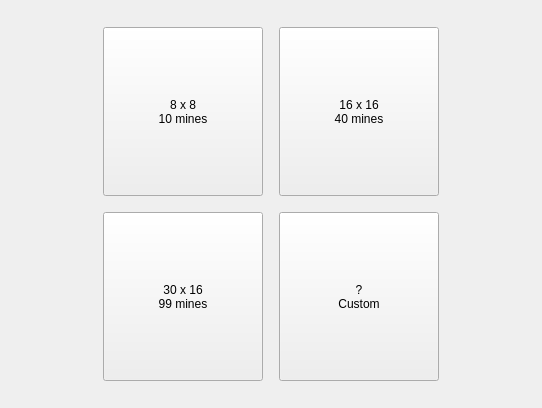
RalphExp/Qt5Game, file MineSweep/mainwindow.ui: the form before one commit.
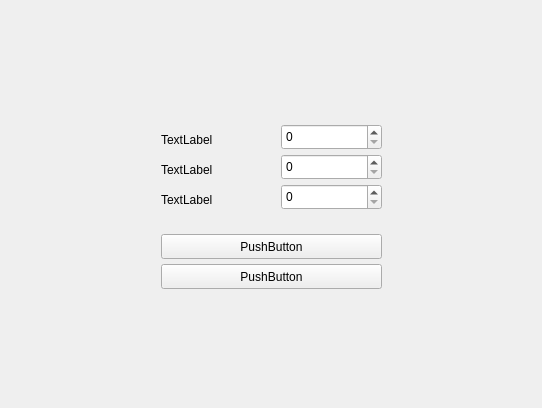
The form after the commit. Custom widgets are drawn as their Qt base class.

What changed in the file:
```diff
--- a/MineSweep/mainwindow.ui
+++ b/MineSweep/mainwindow.ui
@@ -14,11 +14,17 @@
    <string>MainWindow</string>
   </property>
   <widget class="QWidget" name="centralwidget">
-   <layout class="QHBoxLayout" name="horizontalLayout_2">
-    <item>
+   <layout class="QGridLayout" name="gridLayout_2">
+    <item row="0" column="0">
      <widget class="QStackedWidget" name="stackedWidget">
+      <property name="sizePolicy">
+       <sizepolicy hsizetype="Fixed" vsizetype="Preferred">
+        <horstretch>0</horstretch>
+        <verstretch>0</verstretch>
+       </sizepolicy>
+      </property>
       <property name="currentIndex">
-       <number>0</number>
+       <number>2</number>
       </property>
       <widget class="QWidget" name="page">
        <property name="sizePolicy">
@@ -258,6 +264,127 @@
         </item>
        </layout>
       </widget>
+      <widget class="QWidget" name="page3">
+       <layout class="QGridLayout" name="gridLayout_3">
+        <item row="1" column="0">
+         <widget class="QFrame" name="frame">
+          <property name="sizePolicy">
+           <sizepolicy hsizetype="Fixed" vsizetype="Fixed">
+            <horstretch>0</horstretch>
+            <verstretch>0</verstretch>
+           </sizepolicy>
+          </property>
+          <property name="minimumSize">
+           <size>
+            <width>300</width>
+            <height>200</height>
+           </size>
+          </property>
+          <property name="frameShape">
+           <enum>QFrame::NoFrame</enum>
+          </property>
+          <property name="frameShadow">
+           <enum>QFrame::Raised</enum>
+          </property>
+          <widget class="QPushButton" name="pushButton">
+           <property name="geometry">
+            <rect>
+             <x>40</x>
+             <y>130</y>
+             <width>221</width>
+             <height>25</height>
+            </rect>
+           </property>
+           <property name="text">
+            <string>PushButton</string>
+           </property>
+          </widget>
+          <widget class="QPushButton" name="pushButton_2">
+           <property name="geometry">
+            <rect>
+             <x>40</x>
+             <y>160</y>
+             <width>221</width>
+             <height>25</height>
+            </rect>
+           </property>
+           <property name="text">
+            <string>PushButton</string>
+           </property>
+          </widget>
+          <widget class="QLabel" name="label">
+           <property name="geometry">
+            <rect>
+             <x>40</x>
+             <y>50</y>
+             <width>67</width>
+             <height>31</height>
+            </rect>
+           </property>
+           <property name="text">
+            <string>TextLabel</string>
+           </property>
+          </widget>
+          <widget class="QLabel" name="label_2">
+           <property name="geometry">
+            <rect>
+             <x>40</x>
+             <y>80</y>
+             <width>67</width>
+             <height>31</height>
+            </rect>
+           </property>
+           <property name="text">
+            <string>TextLabel</string>
+           </property>
+          </widget>
+          <widget class="QLabel" name="label_3">
+           <property name="geometry">
+            <rect>
+             <x>40</x>
+             <y>20</y>
+             <width>67</width>
+             <height>31</height>
+            </rect>
+           </property>
+           <property name="text">
+            <string>TextLabel</string>
+           </property>
+          </widget>
+          <widget class="QSpinBox" name="spinBox">
+           <property name="geometry">
+            <rect>
+             <x>160</x>
+             <y>20</y>
+             <width>101</width>
+             <height>26</height>
+            </rect>
+           </property>
+          </widget>
+          <widget class="QSpinBox" name="spinBox_2">
+           <property name="geometry">
+            <rect>
+             <x>160</x>
+             <y>50</y>
+             <width>101</width>
+             <height>26</height>
+            </rect>
+           </property>
+          </widget>
+          <widget class="QSpinBox" name="spinBox_3">
+           <property name="geometry">
+            <rect>
+             <x>160</x>
+             <y>80</y>
+             <width>101</width>
+             <height>26</height>
+            </rect>
+           </property>
+          </widget>
+         </widget>
+        </item>
+       </layout>
+      </widget>
      </widget>
     </item>
    </layout>
```
Left out of the diff: 6 changed lines with no effect on the pictures.
